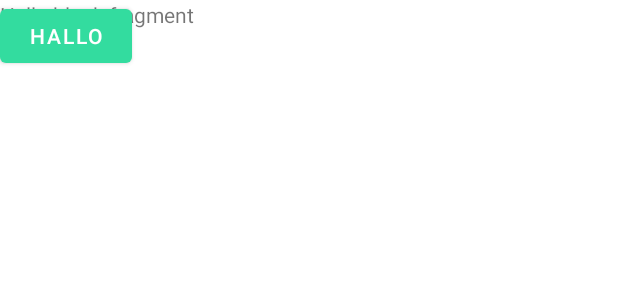
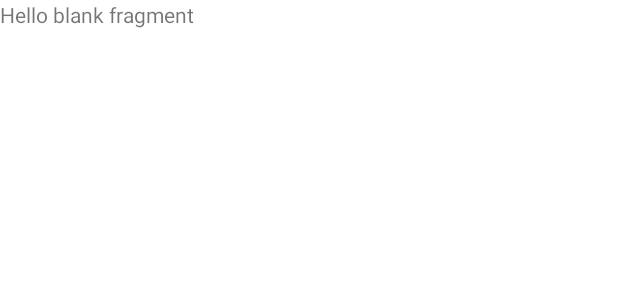
Before and after one commit to manyunyu7/Snip-By-Stockbit, an Android app: the layout fragment_lumina_home.xml on its own in the app's theme, with its tools: preview values and no code run, on a phone screen of 412 x 824 dp. Shown: the top 300 px of the screen. Run offline under Robolectric (Android 15) with nearby library versions, the phone set to English and light mode, and no system bars.

Commit message:
Revert "♻ Change App Color and Theme"
This reverts commit 550a0dd62391e561d1ec54a5fc3b42fef0effc90.

```diff
--- a/app/src/main/res/values/colors.xml
+++ b/app/src/main/res/values/colors.xml
@@ -11,8 +11,4 @@
     <color name="light_blue_600">#FF039BE5</color>
     <color name="gray_400">#FFBDBDBD</color>
     <color name="gray_600">#FF757575</color>
-
-    <color name="snip_green">#33DC9F</color>
-    <color name="snip_green_variant">#007C6F</color>
-    <color name="snip_black">#000000</color>
 </resources>
--- a/app/src/main/res/values/themes.xml
+++ b/app/src/main/res/values/themes.xml
@@ -1,14 +1,14 @@
-<resources>
+<resources xmlns:tools="http://schemas.android.com/tools">
     <!-- Base application theme. -->
     <style name="Theme.SnipByStockbit" parent="Theme.MaterialComponents.DayNight.DarkActionBar">
         <!-- Primary brand color. -->
-        <item name="colorPrimary">@color/snip_green</item>
-        <item name="colorPrimaryVariant">@color/snip_green_variant</item>
+        <item name="colorPrimary">@color/purple_500</item>
+        <item name="colorPrimaryVariant">@color/purple_700</item>
         <item name="colorOnPrimary">@color/white</item>
         <!-- Secondary brand color. -->
-        <item name="colorSecondary">@color/snip_black</item>
-        <item name="colorSecondaryVariant">@color/snip_black</item>
-        <item name="colorOnSecondary">@color/white</item>
+        <item name="colorSecondary">@color/teal_200</item>
+        <item name="colorSecondaryVariant">@color/teal_700</item>
+        <item name="colorOnSecondary">@color/black</item>
         <!-- Status bar color. -->
         <item name="android:statusBarColor">?attr/colorPrimaryVariant</item>
         <!-- Customize your theme here. -->
--- a/feature-example/src/main/res/layout/fragment_lumina_home.xml
+++ b/feature-example/src/main/res/layout/fragment_lumina_home.xml
@@ -11,9 +11,4 @@
         android:layout_height="match_parent"
         android:text="@string/hello_blank_fragment" />
 
-    <com.google.android.material.button.MaterialButton
-        android:layout_width="wrap_content"
-        android:layout_height="wrap_content"
-        android:text="Hallo" />
-
 </FrameLayout>
```
